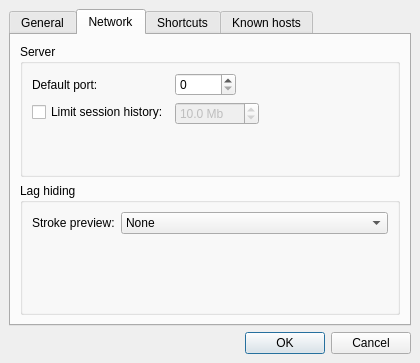
Qt form src/client/ui/settings.ui (drawpile/Drawpile) before a commit.
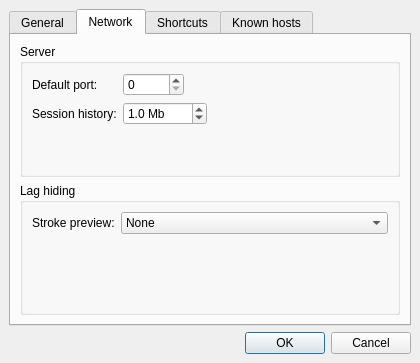
The same form after that commit. The open tabs and pages were chosen to show the change. Icons and pictures are not drawn.

Commit message:
Remove "session limit" checkbox
Replace with a spinbox special value.

The edit to the form file:
```diff
--- a/src/client/ui/settings.ui
+++ b/src/client/ui/settings.ui
@@ -183,19 +183,12 @@
             </item>
            </layout>
           </item>
-          <item row="2" column="0">
-           <widget class="QCheckBox" name="enablehistorylimit">
-            <property name="text">
-             <string>Limit session history:</string>
-            </property>
-           </widget>
-          </item>
           <item row="2" column="1">
            <layout class="QHBoxLayout" name="horizontalLayout_8">
             <item>
              <widget class="QDoubleSpinBox" name="historylimit">
-              <property name="enabled">
-               <bool>false</bool>
+              <property name="specialValueText">
+               <string>unlimited</string>
               </property>
               <property name="suffix">
                <string> Mb</string>
@@ -204,13 +197,13 @@
                <number>1</number>
               </property>
               <property name="minimum">
-               <double>1.000000000000000</double>
+               <double>0.000000000000000</double>
               </property>
               <property name="maximum">
                <double>1024.000000000000000</double>
               </property>
               <property name="value">
-               <double>10.000000000000000</double>
+               <double>1.000000000000000</double>
               </property>
              </widget>
             </item>
@@ -229,6 +222,13 @@
             </item>
            </layout>
           </item>
+          <item row="2" column="0">
+           <widget class="QLabel" name="label_5">
+            <property name="text">
+             <string>Session history:</string>
+            </property>
+           </widget>
+          </item>
          </layout>
         </widget>
        </item>
```
Left out of the diff: 16 changed lines with no effect on the pictures. The commit also changes 6 other files.
